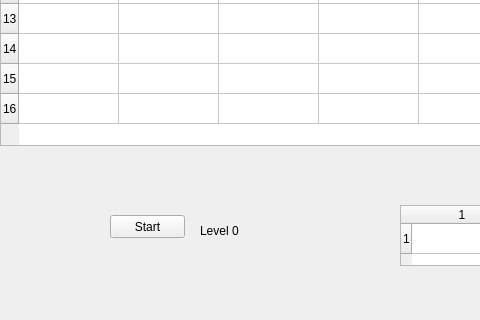
Old version of the form Game_interface.ui in the repository Twinday/Tetris_Game; both pictures show x 0 to 480 and y 375 to 695 of the 1053 by 695 pixel window.
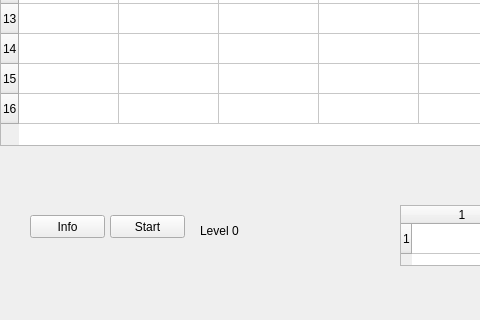
New version of the form.

The edit to the form file:
```diff
--- a/Game_interface.ui
+++ b/Game_interface.ui
@@ -129,6 +129,19 @@
      <string>Level 0</string>
     </property>
    </widget>
+   <widget class="QPushButton" name="btn_Info">
+    <property name="geometry">
+     <rect>
+      <x>30</x>
+      <y>590</y>
+      <width>75</width>
+      <height>23</height>
+     </rect>
+    </property>
+    <property name="text">
+     <string>Info</string>
+    </property>
+   </widget>
   </widget>
   <widget class="QMenuBar" name="menubar">
    <property name="geometry">
```
